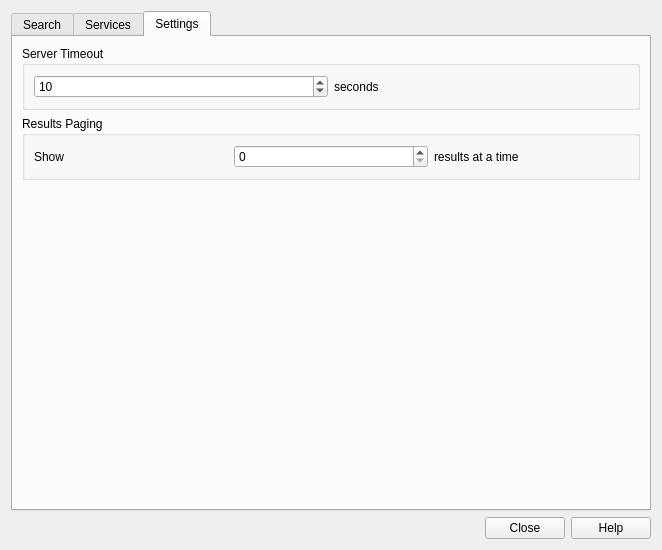
This is python/plugins/MetaSearch/ui/maindialog.ui in qgis/QGIS as Qt 5 draws it before an edit. The edited form follows.
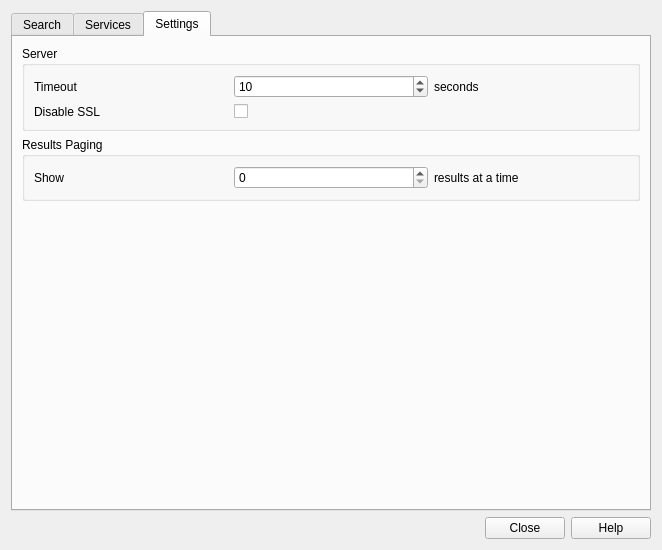
This is the edited form. Icons and pictures are not drawn. Custom widgets are drawn as their Qt base class.

Commit message: fix SSL error

```diff
--- a/python/plugins/MetaSearch/ui/maindialog.ui
+++ b/python/plugins/MetaSearch/ui/maindialog.ui
@@ -6,7 +6,7 @@
    <rect>
     <x>0</x>
     <y>0</y>
-    <width>656</width>
+    <width>658</width>
     <height>550</height>
    </rect>
   </property>
@@ -488,23 +488,44 @@
        <item>
         <widget class="QGroupBox" name="groupBox_4">
          <property name="title">
-          <string>Server Timeout</string>
+          <string>Server</string>
          </property>
-         <layout class="QHBoxLayout" name="horizontalLayout">
-          <item>
+         <layout class="QGridLayout" name="gridLayout_4">
+          <item row="0" column="2">
            <widget class="QSpinBox" name="spnTimeout">
             <property name="value">
              <number>10</number>
             </property>
            </widget>
           </item>
-          <item>
+          <item row="1" column="0">
+           <widget class="QLabel" name="label_11">
+            <property name="text">
+             <string>Disable SSL</string>
+            </property>
+           </widget>
+          </item>
+          <item row="1" column="2">
+           <widget class="QCheckBox" name="disableSSL">
+            <property name="text">
+             <string/>
+            </property>
+           </widget>
+          </item>
+          <item row="0" column="3">
            <widget class="QLabel" name="label_9">
             <property name="text">
              <string>seconds</string>
             </property>
            </widget>
           </item>
+          <item row="0" column="0">
+           <widget class="QLabel" name="label_10">
+            <property name="text">
+             <string>Timeout</string>
+            </property>
+           </widget>
+          </item>
          </layout>
         </widget>
        </item>
```
The commit also changes 1 other file.
